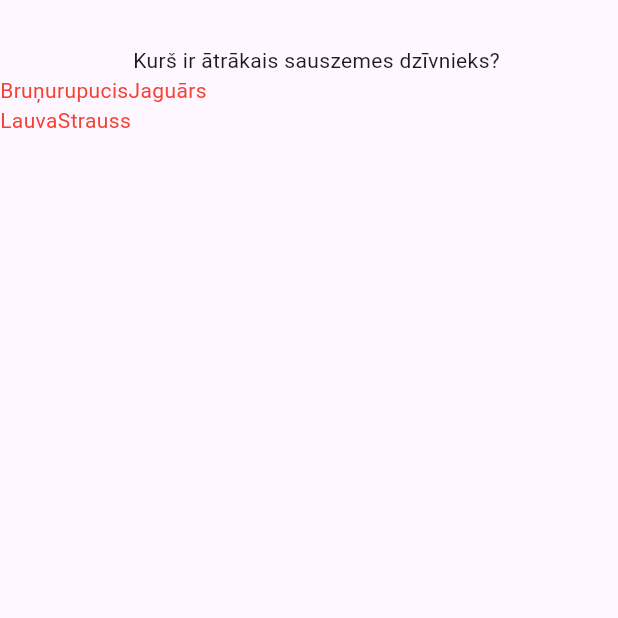
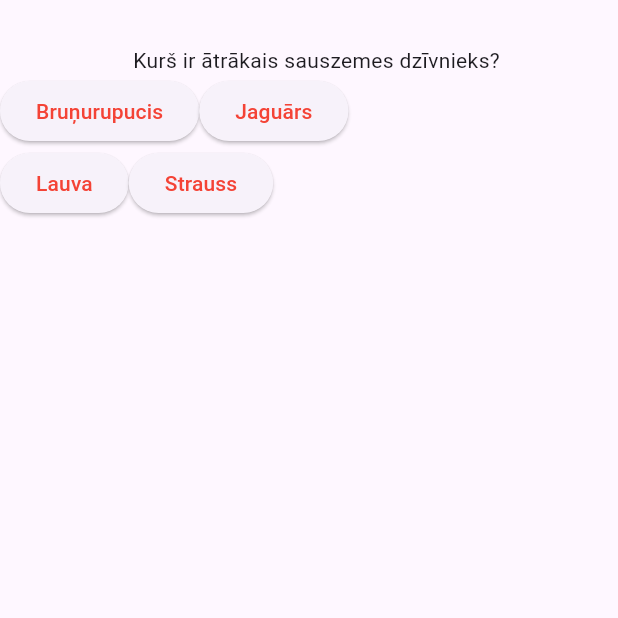
Before and after one commit to oakw/raccoons_cc_flutter_quiz_app, a Flutter app: the screen it shows after launch, on a phone screen of 412 x 824 dp, the top half of it. Run offline on Flutter 3.47's test engine with Material 3 defaults, Android fonts, the phone set to English and light mode, and no system bars.

Commit message:
Answer option now a button

```diff
--- a/lib/main.dart
+++ b/lib/main.dart
@@ -45,9 +45,14 @@ class Option extends StatelessWidget {
 
   @override
   Widget build(context) {
-    return Text(
-      text,
-      style: const TextStyle(color: Colors.red),
+    return ElevatedButton(
+      onPressed: () {
+        print("Izvēle ir izdarīta!");
+      },
+      child: Text(
+        text,
+        style: const TextStyle(color: Colors.red),
+      ),
     );
   }
 }
```
